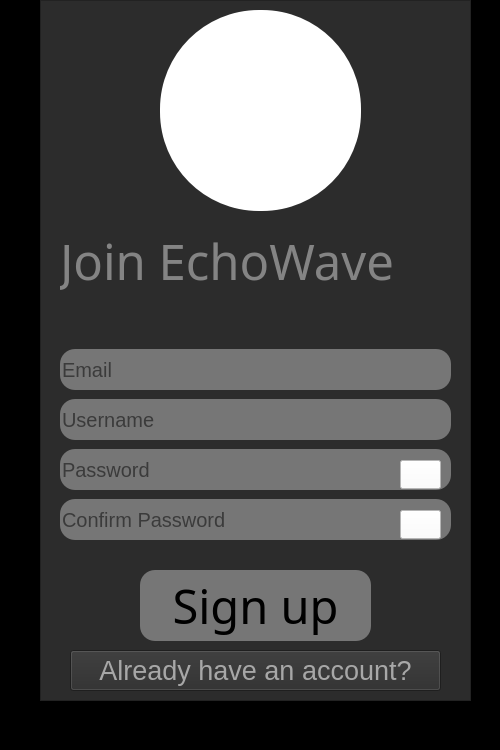
Before: the Qt Designer form ui/signup.ui in DoMinhTuong/python-app, drawn with Qt 5.
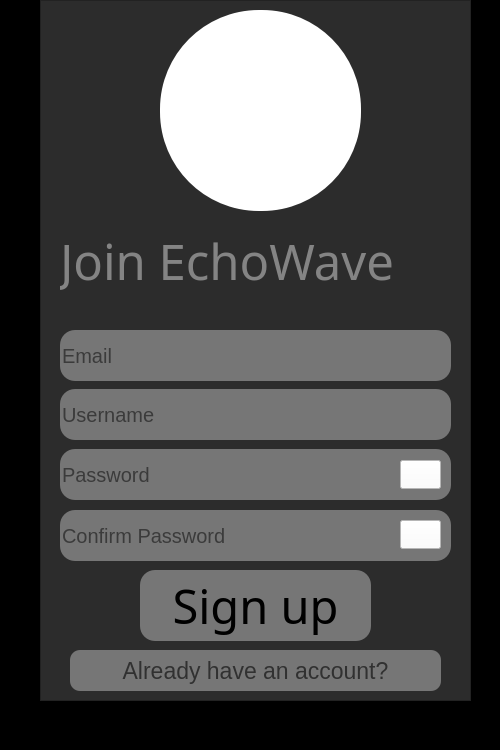
After: the same form once the commit is applied. Icons and pictures are not drawn.

The edit to the form file:
```diff
--- a/ui/signup.ui
+++ b/ui/signup.ui
@@ -40,9 +40,9 @@
      <property name="geometry">
       <rect>
        <x>20</x>
-       <y>349</y>
+       <y>330</y>
        <width>391</width>
-       <height>41</height>
+       <height>51</height>
       </rect>
      </property>
      <property name="styleSheet">
@@ -62,9 +62,9 @@
      <property name="geometry">
       <rect>
        <x>20</x>
-       <y>399</y>
+       <y>389</y>
        <width>391</width>
-       <height>41</height>
+       <height>51</height>
       </rect>
      </property>
      <property name="styleSheet">
@@ -83,7 +83,7 @@
        <x>20</x>
        <y>449</y>
        <width>391</width>
-       <height>41</height>
+       <height>51</height>
       </rect>
      </property>
      <property name="styleSheet">
@@ -152,9 +152,9 @@
      <property name="geometry">
       <rect>
        <x>20</x>
-       <y>499</y>
+       <y>510</y>
        <width>391</width>
-       <height>41</height>
+       <height>51</height>
       </rect>
      </property>
      <property name="styleSheet">
@@ -220,11 +220,13 @@
      </property>
      <property name="font">
       <font>
-       <pointsize>20</pointsize>
+       <pointsize>17</pointsize>
       </font>
      </property>
      <property name="styleSheet">
-      <string notr="true">color:rgb(167, 167, 167);</string>
+      <string notr="true">background-color:rgb(118, 118, 118);
+border-radius: 10px;
+color:rgb(49, 49, 49);</string>
      </property>
      <property name="text">
       <string>Already have an account?</string>
@@ -254,7 +256,7 @@
      <property name="geometry">
       <rect>
        <x>360</x>
-       <y>510</y>
+       <y>520</y>
        <width>41</width>
        <height>29</height>
       </rect>
```
